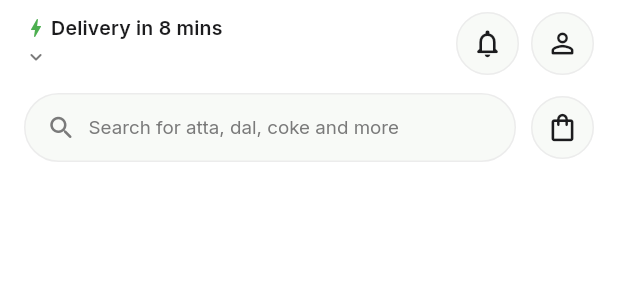
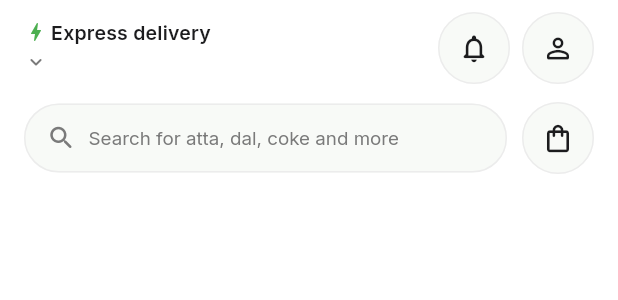
Before and after one commit to Charan951/grocery, a Flutter app: the HomeHeader widget shown alone on an empty page, opened directly with empty values, on a phone screen of 412 x 824 dp. Shown: the top 300 px of the screen. Run offline on Flutter 3.47's test engine with Material 3 defaults, Android fonts, the phone set to English and light mode, and no system bars; our stand-ins replace cached_network_image, connectivity_plus, dio, firebase_core, firebase_messaging, flutter_riverpod and 13 more; missing offline and left inert: mapcn_flutter, razorpay_flutter; accounts and stored records are empty; network calls fail.

Commit message:
fix(a11y+conformance): implement /impeccable audit findings for Home (web+mobile)
Web (Home.tsx):
- add visually-hidden <h1> page landmark (was missing entirely)
- fix broken Tailwind class text-text-[#111827] -> text-text-primary
- replace off-brand hex fallbacks (#10B981, #0284c7/#06b6d4) with brand tokens

Mobile (home_header.dart + 4 back-icon sites + PDP delivery badge):
- Semantics(button,label) on address row, search bar, and all 3 circle icons
  (notifications/profile/cart) for TalkBack
- bump _CircleIcon touch target 42x42dp -> 48x48dp (Android minimum)
- replace hardcoded 'Delivery in 8 mins' with 'Express delivery' copy
- swap iOS-style arrow_back_ios_new_rounded -> Material arrow_back_rounded
  in app_scaffold, product_details_screen, auth_scaffold, location_select_screen
- update foundation_widgets_test.dart to match

Verified: npm run build clean; flutter analyze clean; flutter test 117/117;
flutter build apk --debug succeeded.

Co-Authored-By: Claude Sonnet 5 <noreply@anthropic.com>

```diff
--- a/mobileapp/lib/core/widgets/app_scaffold.dart
+++ b/mobileapp/lib/core/widgets/app_scaffold.dart
@@ -83,7 +83,7 @@ class AppScaffold extends StatelessWidget {
               leading: leading ??
                   (showBack
                       ? IconButton(
-                          icon: const Icon(Icons.arrow_back_ios_new_rounded, size: 20),
+                          icon: const Icon(Icons.arrow_back_rounded, size: 20),
                           onPressed: onBack ?? () => Navigator.of(context).maybePop(),
                         )
                       : null),
--- a/mobileapp/lib/features/authentication/presentation/screens/location_select_screen.dart
+++ b/mobileapp/lib/features/authentication/presentation/screens/location_select_screen.dart
@@ -268,7 +268,7 @@ class _LocationSelectScreenState extends ConsumerState<LocationSelectScreen> wit
         elevation: 0,
         titleSpacing: 0,
         leading: IconButton(
-          icon: const Icon(Icons.arrow_back_ios_new_rounded, size: 20),
+          icon: const Icon(Icons.arrow_back_rounded, size: 20),
           onPressed: _leave,
         ),
         title: Text(
--- a/mobileapp/lib/features/authentication/presentation/widgets/auth_scaffold.dart
+++ b/mobileapp/lib/features/authentication/presentation/widgets/auth_scaffold.dart
@@ -114,7 +114,7 @@ class _CircleBack extends StatelessWidget {
         child: Padding(
           padding: const EdgeInsets.all(10),
           child: Icon(
-            Icons.arrow_back_ios_new_rounded,
+            Icons.arrow_back_rounded,
             size: 16,
             color: isDark ? AppColors.textPrimaryDark : AppColors.textPrimary,
           ),
--- a/mobileapp/lib/features/home/presentation/widgets/home_header.dart
+++ b/mobileapp/lib/features/home/presentation/widgets/home_header.dart
@@ -42,9 +42,16 @@ class HomeHeader extends StatelessWidget {
             Row(
               children: [
                 Expanded(
-                  child: GestureDetector(
-                    behavior: HitTestBehavior.opaque,
+                  child: Semantics(
+                    button: true,
+                    label: 'Delivery address: $addressLine. Tap to change.',
+                    child: Material(
+                      color: Colors.transparent,
+                      child: InkWell(
                         onTap: onAddressTap,
+                        borderRadius: BorderRadius.circular(8),
+                        child: Padding(
+                          padding: const EdgeInsets.symmetric(vertical: 4),
                           child: Column(
                             crossAxisAlignment: CrossAxisAlignment.start,
                             children: [
@@ -52,7 +59,7 @@ class HomeHeader extends StatelessWidget {
                                 children: [
                                   const Icon(Icons.bolt_rounded, size: 16, color: AppColors.primary),
                                   const SizedBox(width: 2),
-                            Text('Delivery in 8 mins',
+                                  Text('Express delivery',
                                       style: AppTypography.labelMedium(textColor)),
                                 ],
                               ),
@@ -74,17 +81,22 @@ class HomeHeader extends StatelessWidget {
                           ),
                         ),
                       ),
+                    ),
+                  ),
+                ),
                 const SizedBox(width: 8),
                 _CircleIcon(
                   icon: Icons.notifications_none_rounded,
                   onTap: onNotificationsTap,
                   isDark: isDark,
+                  label: 'Notifications',
                 ),
                 const SizedBox(width: 8),
                 _CircleIcon(
                   icon: Icons.person_outline_rounded,
                   onTap: onProfileTap,
                   isDark: isDark,
+                  label: 'Account',
                 ),
               ],
             ),
@@ -92,13 +104,19 @@ class HomeHeader extends StatelessWidget {
             Row(
               children: [
                 Expanded(
-                  child: GestureDetector(
+                  child: Semantics(
+                    button: true,
+                    label: 'Search for atta, dal, coke and more',
+                    child: Material(
+                      color: isDark ? Colors.white10 : AppColors.background,
+                      borderRadius: AppRadius.brPill,
+                      child: InkWell(
                         onTap: onSearchTap,
+                        borderRadius: AppRadius.brPill,
                         child: Container(
                           height: 46,
                           padding: const EdgeInsets.symmetric(horizontal: 14),
                           decoration: BoxDecoration(
-                        color: isDark ? Colors.white10 : AppColors.background,
                             borderRadius: AppRadius.brPill,
                             border: Border.all(color: isDark ? AppColors.dividerDark : AppColors.divider),
                           ),
@@ -113,15 +131,23 @@ class HomeHeader extends StatelessWidget {
                         ),
                       ),
                     ),
+                  ),
+                ),
                 const SizedBox(width: 10),
                 Stack(
                   clipBehavior: Clip.none,
                   children: [
-                    _CircleIcon(icon: Icons.shopping_bag_outlined, onTap: onCartTap, isDark: isDark),
+                    _CircleIcon(
+                      icon: Icons.shopping_bag_outlined,
+                      onTap: onCartTap,
+                      isDark: isDark,
+                      label: cartCount > 0 ? 'Cart, $cartCount items' : 'Cart',
+                    ),
                     if (cartCount > 0)
                       Positioned(
                         right: -2,
                         top: -2,
+                        child: IgnorePointer(
                           child: Container(
                             padding: const EdgeInsets.all(4),
                             constraints: const BoxConstraints(minWidth: 18, minHeight: 18),
@@ -130,6 +156,7 @@ class HomeHeader extends StatelessWidget {
                               '$cartCount',
                               textAlign: TextAlign.center,
                               style: AppTypography.labelSmall(Colors.white).copyWith(fontSize: 10),
+                            ),
                           ),
                         ),
                       ),
@@ -148,19 +175,32 @@ class _CircleIcon extends StatelessWidget {
   final IconData icon;
   final VoidCallback onTap;
   final bool isDark;
-  const _CircleIcon({required this.icon, required this.onTap, required this.isDark});
+  final String label;
+  const _CircleIcon({
+    required this.icon,
+    required this.onTap,
+    required this.isDark,
+    required this.label,
+  });
 
   @override
   Widget build(BuildContext context) {
-    return Material(
+    return Semantics(
+      button: true,
+      label: label,
+      child: Material(
         color: isDark ? Colors.white10 : AppColors.background,
         shape: CircleBorder(side: BorderSide(color: isDark ? AppColors.dividerDark : AppColors.divider)),
         child: InkWell(
           customBorder: const CircleBorder(),
           onTap: onTap,
-        child: Padding(
-          padding: const EdgeInsets.all(10),
+          child: SizedBox(
+            width: 48,
+            height: 48,
+            child: Center(
               child: Icon(icon, size: 22, color: isDark ? AppColors.textPrimaryDark : AppColors.textPrimary),
+            ),
+          ),
         ),
       ),
     );
--- a/mobileapp/lib/features/products/presentation/screens/product_details_screen.dart
+++ b/mobileapp/lib/features/products/presentation/screens/product_details_screen.dart
@@ -96,7 +96,7 @@ class _ProductDetailsViewState extends ConsumerState<_ProductDetailsView> {
             backgroundColor: isDark ? AppColors.surfaceDark : AppColors.surface,
             surfaceTintColor: Colors.transparent,
             leading: _RoundBtn(
-              icon: Icons.arrow_back_ios_new_rounded,
+              icon: Icons.arrow_back_rounded,
               tooltip: 'Back',
               onTap: () => context.pop(),
             ),
@@ -129,7 +129,7 @@ class _ProductDetailsViewState extends ConsumerState<_ProductDetailsView> {
                         _Pill(icon: Icons.eco_rounded, label: 'Organic', color: AppColors.primary),
                         const SizedBox(width: 8),
                       ],
-                      const DeliveryBadge(durationText: 'Delivery in 8 mins'),
+                      const DeliveryBadge(durationText: 'Express delivery'),
                       const Spacer(),
                       if (lowStock)
                         Text('Only ${_p.stockQuantity} left',
```
Also changed, not shown: 3 other files. Lines whose indentation alone changed are shown as unchanged.
